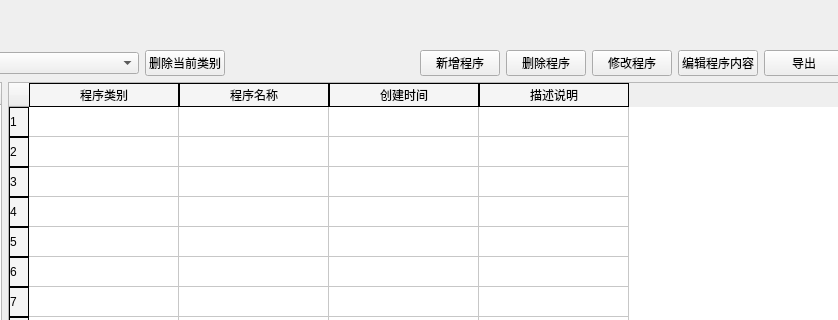
Before: the Qt Designer form startwindow.ui in woodfsg/QT_ConfigUI, drawn with Qt 5; both pictures show x 227 to 1065 and y 0 to 320 of the 1159 by 520 pixel window.
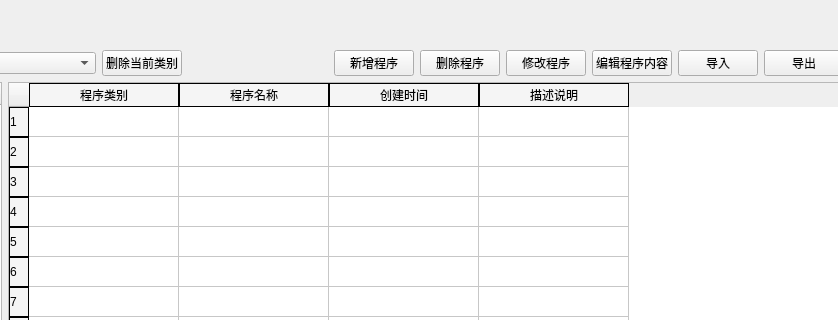
After: the same form once the commit is applied.

What changed in the file:
```diff
--- a/startwindow.ui
+++ b/startwindow.ui
@@ -91,6 +91,13 @@
          </property>
         </widget>
        </item>
+       <item>
+        <widget class="QPushButton" name="importPushButton">
+         <property name="text">
+          <string>导入</string>
+         </property>
+        </widget>
+       </item>
        <item>
         <widget class="QPushButton" name="exportPushButton">
          <property name="text">
```
